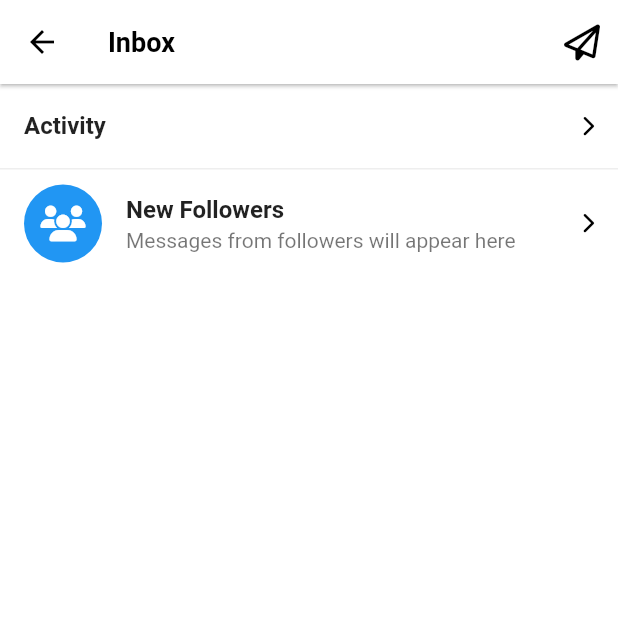
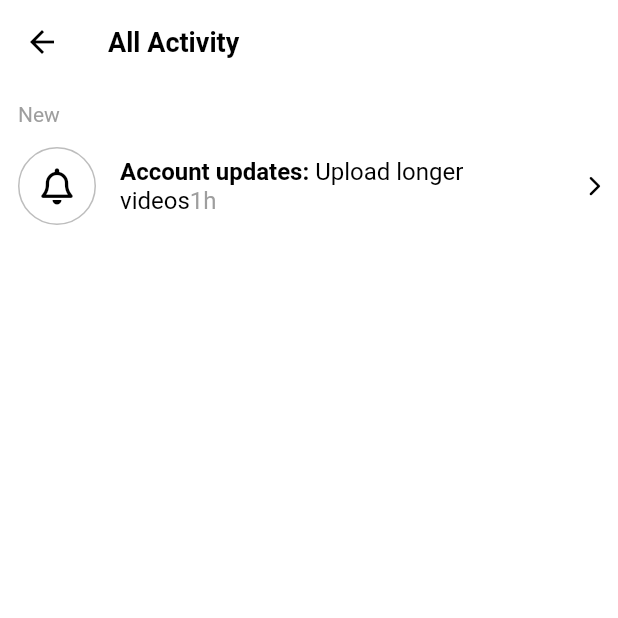
Before and after one commit to kmnkit/tiktok_clone, a Flutter app: the InboxScreen screen opened directly, after a tap on "Activity", on a phone screen of 412 x 824 dp, the top half of it. Run offline on Flutter 3.47's test engine with Material 2 defaults, Android fonts, the phone set to English and light mode, and no system bars; our stand-ins replace font_awesome_flutter, video_player, visibility_detector; network calls fail.

Commit message:
activity screen

```diff
--- /dev/null
+++ b/lib/features/inbox/screens/activity.dart
@@ -0,0 +1,83 @@
+import 'package:flutter/material.dart';
+import 'package:font_awesome_flutter/font_awesome_flutter.dart';
+import 'package:tiktok_clone/constants/gaps.dart';
+import 'package:tiktok_clone/constants/sizes.dart';
+
+class ActivityScreen extends StatelessWidget {
+  const ActivityScreen({super.key});
+
+  @override
+  Widget build(BuildContext context) {
+    return Scaffold(
+      appBar: AppBar(
+        title: const Text('All Activity'),
+      ),
+      body: ListView(
+        padding: const EdgeInsets.symmetric(
+          horizontal: Sizes.size12,
+        ),
+        children: [
+          Gaps.v12,
+          Text(
+            'New',
+            style: TextStyle(
+              color: Colors.grey.shade500,
+              fontSize: Sizes.size14,
+            ),
+          ),
+          Gaps.v12,
+          ListTile(
+            contentPadding: EdgeInsets.zero,
+            leading: Container(
+              decoration: BoxDecoration(
+                border: Border.all(
+                  color: Colors.grey.shade400,
+                  width: Sizes.size1,
+                ),
+                shape: BoxShape.circle,
+                color: Colors.white,
+              ),
+              width: Sizes.size52,
+              child: const Center(
+                child: FaIcon(
+                  FontAwesomeIcons.bell,
+                  color: Colors.black,
+                ),
+              ),
+            ),
+            title: RichText(
+              text: TextSpan(
+                text: "Account updates:",
+                style: const TextStyle(
+                  fontWeight: FontWeight.w600,
+                  color: Colors.black,
+                  fontSize: Sizes.size16,
+                ),
+                children: [
+                  const TextSpan(
+                    text: ' Upload longer videos',
+                    style: TextStyle(
+                      fontWeight: FontWeight.normal,
+                    ),
+                  ),
+                  TextSpan(
+                    text: '1h',
+                    style: TextStyle(
+                      fontWeight: FontWeight.normal,
+                      color: Colors.grey.shade500,
+                    ),
+                  ),
+                ],
+              ),
+            ),
+            trailing: const FaIcon(
+              FontAwesomeIcons.chevronRight,
+              size: Sizes.size14,
+              color: Colors.black,
+            ),
+          ),
+        ],
+      ),
+    );
+  }
+}
--- a/lib/features/inbox/screens/inbox.dart
+++ b/lib/features/inbox/screens/inbox.dart
@@ -1,11 +1,20 @@
 import 'package:flutter/material.dart';
 import 'package:font_awesome_flutter/font_awesome_flutter.dart';
 import 'package:tiktok_clone/constants/sizes.dart';
+import 'package:tiktok_clone/features/inbox/screens/activity.dart';
 
 class InboxScreen extends StatelessWidget {
   const InboxScreen({super.key});
 
   void _onDmPressed() {}
+
+  void _onActivityTap(BuildContext context) {
+    Navigator.of(context).push(
+      MaterialPageRoute(
+        builder: (context) => const ActivityScreen(),
+      ),
+    );
+  }
 
   @override
   Widget build(BuildContext context) {
@@ -25,7 +34,7 @@ class InboxScreen extends StatelessWidget {
       body: ListView(
         children: [
           ListTile(
-            onTap: () {},
+            onTap: () => _onActivityTap(context),
             title: const Text(
               'Activity',
               style: TextStyle(
--- a/lib/main.dart
+++ b/lib/main.dart
@@ -28,8 +28,10 @@ class TikTokApp extends StatelessWidget {
           bottomAppBarTheme: BottomAppBarTheme(
             color: Colors.grey.shade50,
           ),
+          highlightColor: Colors.transparent,
           primaryColor: const Color(0xFFe9435A),
           scaffoldBackgroundColor: Colors.white,
+          splashColor: Colors.transparent,
           disabledColor: Colors.grey.shade400,
           textSelectionTheme: const TextSelectionThemeData(
             cursorColor: Color(0xFFe9435A),
```
